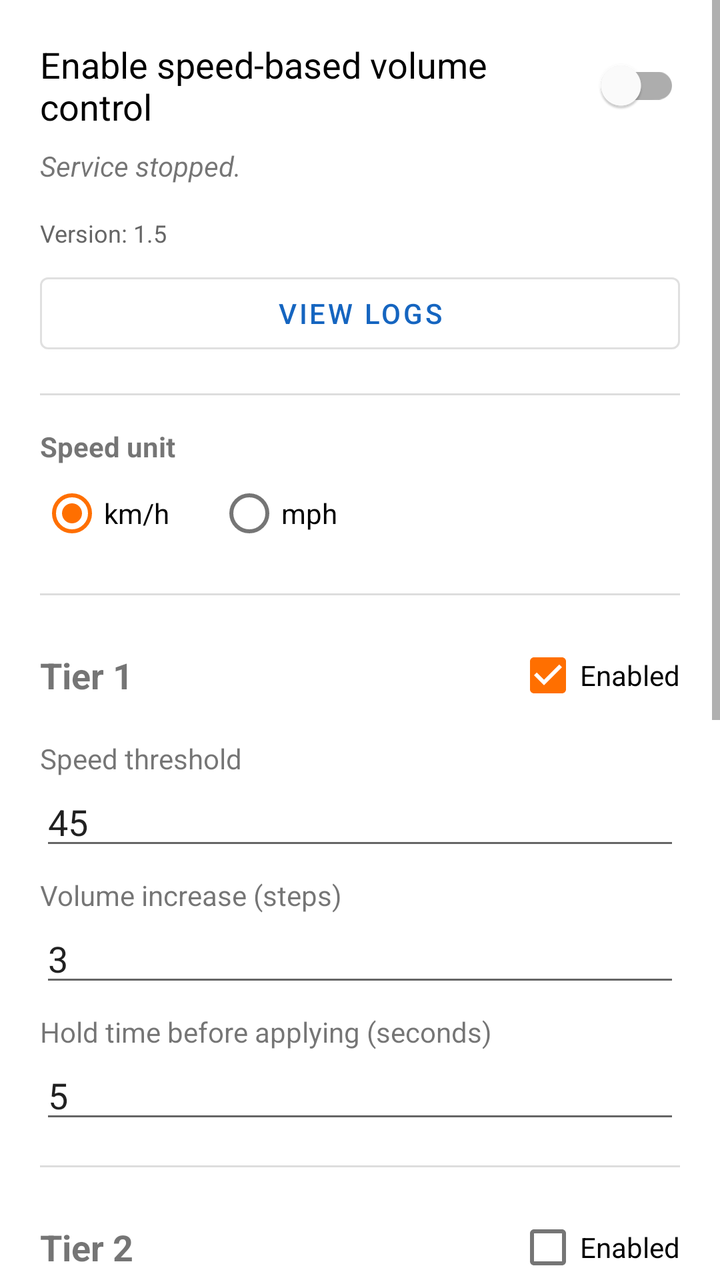
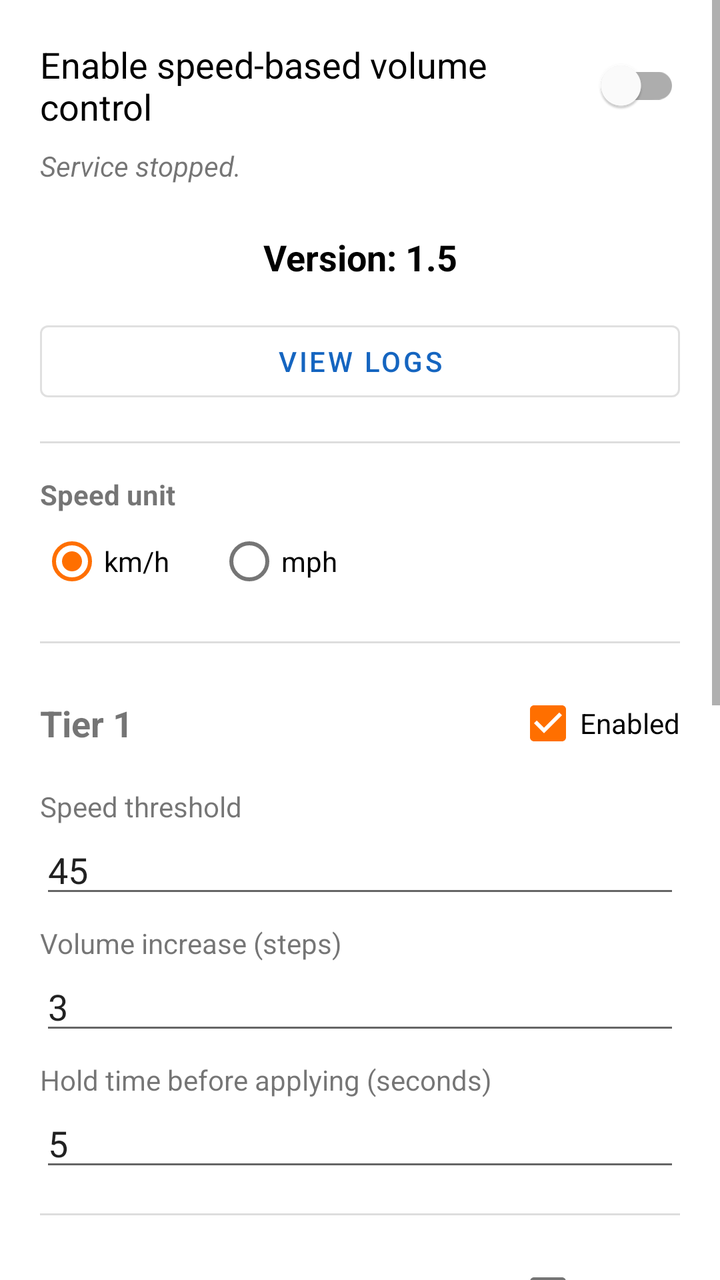

An Android layout rendered at two revisions. The XML below is the earlier revision; the diff shows what the commit changed to produce the second picture.
<!-- AndroidManifest.xml: activity theme Theme.SpeedVolume -->
<!-- res/layout/activity_main.xml -->
<?xml version="1.0" encoding="utf-8"?>
<ScrollView xmlns:android="http://schemas.android.com/apk/res/android"
    xmlns:app="http://schemas.android.com/apk/res-auto"
    android:layout_width="match_parent"
    android:layout_height="match_parent">

    <LinearLayout
        android:id="@+id/contentContainer"
        android:layout_width="match_parent"
        android:layout_height="wrap_content"
        android:orientation="vertical"
        android:paddingStart="20dp"
        android:paddingEnd="20dp"
        android:paddingTop="20dp"
        android:paddingBottom="20dp">

        <com.google.android.material.switchmaterial.SwitchMaterial
            android:id="@+id/switchMaster"
            android:layout_width="match_parent"
            android:layout_height="wrap_content"
            android:text="@string/master_switch_label"
            android:textSize="18sp"
            android:paddingBottom="4dp" />

        <TextView
            android:id="@+id/textStatus"
            android:layout_width="match_parent"
            android:layout_height="wrap_content"
            android:layout_marginTop="4dp"
            android:layout_marginBottom="16dp"
            android:text="@string/status_stopped"
            android:textStyle="italic" />

        <TextView
            android:id="@+id/textVersion"
            android:layout_width="match_parent"
            android:layout_height="wrap_content"
            android:text="@string/version_default"
            android:textSize="12sp"
            android:textColor="#666666"
            android:layout_marginBottom="8dp" />

        <Button
            android:id="@+id/buttonViewLogs"
            android:layout_width="match_parent"
            android:layout_height="wrap_content"
            android:text="@string/view_logs_button"
            style="@style/Widget.MaterialComponents.Button.OutlinedButton"
            android:layout_marginBottom="16dp" />

        <View
            android:layout_width="match_parent"
            android:layout_height="1dp"
            android:background="#DDDDDD"
            android:layout_marginBottom="16dp" />

        <TextView
            android:layout_width="wrap_content"
            android:layout_height="wrap_content"
            android:text="@string/unit_label"
            android:textStyle="bold" />

        <RadioGroup
            android:id="@+id/radioGroupUnit"
            android:layout_width="wrap_content"
            android:layout_height="wrap_content"
            android:orientation="horizontal"
            android:layout_marginBottom="16dp">

            <RadioButton
                android:id="@+id/radioKmh"
                android:layout_width="wrap_content"
                android:layout_height="wrap_content"
                android:text="@string/unit_kmh"
                android:checked="true" />

            <RadioButton
                android:id="@+id/radioMph"
                android:layout_width="wrap_content"
                android:layout_height="wrap_content"
                android:layout_marginStart="24dp"
                android:text="@string/unit_mph" />
        </RadioGroup>

        <View
            android:layout_width="match_parent"
            android:layout_height="1dp"
            android:background="#DDDDDD"
            android:layout_marginBottom="16dp" />

        
        <LinearLayout
            android:layout_width="match_parent"
            android:layout_height="wrap_content"
            android:orientation="horizontal"
            android:gravity="center_vertical">

            <TextView
                android:layout_width="0dp"
                android:layout_height="wrap_content"
                android:layout_weight="1"
                android:text="@string/tier1_title"
                android:textSize="18sp"
                android:textStyle="bold" />

            <CheckBox
                android:id="@+id/checkTier1Enabled"
                android:layout_width="wrap_content"
                android:layout_height="wrap_content"
                android:checked="true"
                android:text="@string/tier_enabled" />
        </LinearLayout>

        <TextView
            android:layout_width="match_parent"
            android:layout_height="wrap_content"
            android:layout_marginTop="8dp"
            android:text="@string/tier_speed_label" />

        <EditText
            android:id="@+id/editTier1Speed"
            android:layout_width="match_parent"
            android:layout_height="wrap_content"
            android:inputType="number"
            android:maxLength="3"
            android:text="45" />

        <TextView
            android:layout_width="match_parent"
            android:layout_height="wrap_content"
            android:layout_marginTop="8dp"
            android:text="@string/tier_increase_label" />

        <EditText
            android:id="@+id/editTier1Increase"
            android:layout_width="match_parent"
            android:layout_height="wrap_content"
            android:inputType="number"
            android:maxLength="2"
            android:text="3" />

        <TextView
            android:layout_width="match_parent"
            android:layout_height="wrap_content"
            android:layout_marginTop="8dp"
            android:text="@string/tier_dwell_label" />

        <EditText
            android:id="@+id/editTier1Dwell"
            android:layout_width="match_parent"
            android:layout_height="wrap_content"
            android:layout_marginBottom="16dp"
            android:inputType="number"
            android:maxLength="3"
            android:text="5" />

        <View
            android:layout_width="match_parent"
            android:layout_height="1dp"
            android:background="#DDDDDD"
            android:layout_marginBottom="16dp" />

        
        <LinearLayout
            android:layout_width="match_parent"
            android:layout_height="wrap_content"
            android:orientation="horizontal"
            android:gravity="center_vertical">

            <TextView
                android:layout_width="0dp"
                android:layout_height="wrap_content"
                android:layout_weight="1"
                android:text="@string/tier2_title"
                android:textSize="18sp"
                android:textStyle="bold" />

            <CheckBox
                android:id="@+id/checkTier2Enabled"
                android:layout_width="wrap_content"
                android:layout_height="wrap_content"
                android:checked="false"
                android:text="@string/tier_enabled" />
        </LinearLayout>

        <TextView
            android:layout_width="match_parent"
            android:layout_height="wrap_content"
            android:layout_marginTop="8dp"
            android:text="@string/tier_speed_label" />

        <EditText
            android:id="@+id/editTier2Speed"
            android:layout_width="match_parent"
            android:layout_height="wrap_content"
            android:inputType="number"
            android:maxLength="3"
            android:text="90" />

        <TextView
            android:layout_width="match_parent"
            android:layout_height="wrap_content"
            android:layout_marginTop="8dp"
            android:text="@string/tier_increase_label" />

        <EditText
            android:id="@+id/editTier2Increase"
            android:layout_width="match_parent"
            android:layout_height="wrap_content"
            android:inputType="number"
            android:maxLength="2"
            android:text="4" />

        <TextView
            android:layout_width="match_parent"
            android:layout_height="wrap_content"
            android:layout_marginTop="8dp"
            android:text="@string/tier_dwell_label" />

        <EditText
            android:id="@+id/editTier2Dwell"
            android:layout_width="match_parent"
            android:layout_height="wrap_content"
            android:layout_marginBottom="16dp"
            android:inputType="number"
            android:maxLength="3"
            android:text="5" />

        <View
            android:layout_width="match_parent"
            android:layout_height="1dp"
            android:background="#DDDDDD"
            android:layout_marginBottom="16dp" />

        <CheckBox
            android:id="@+id/checkStartOnBoot"
            android:layout_width="match_parent"
            android:layout_height="wrap_content"
            android:checked="true"
            android:text="@string/start_on_boot_label" />

        <Button
            android:id="@+id/buttonGrantLocation"
            android:layout_width="match_parent"
            android:layout_height="wrap_content"
            android:layout_marginTop="16dp"
            android:text="@string/grant_location_button" />

        <Button
            android:id="@+id/buttonIgnoreBattery"
            android:layout_width="match_parent"
            android:layout_height="wrap_content"
            android:layout_marginTop="8dp"
            android:text="@string/ignore_battery_button" />

        <LinearLayout
            android:layout_width="match_parent"
            android:layout_height="wrap_content"
            android:layout_marginTop="16dp"
            android:orientation="horizontal">

            <Button
                android:id="@+id/buttonCancel"
                style="@style/Widget.MaterialComponents.Button.OutlinedButton"
                android:layout_width="0dp"
                android:layout_height="wrap_content"
                android:layout_weight="1"
                android:layout_marginEnd="8dp"
                android:text="@string/cancel_button" />

            <Button
                android:id="@+id/buttonSave"
                style="@style/Widget.MaterialComponents.Button"
                android:layout_width="0dp"
                android:layout_height="wrap_content"
                android:layout_weight="1"
                android:layout_marginStart="8dp"
                android:text="@string/save_button" />
        </LinearLayout>

    </LinearLayout>
</ScrollView>
<!-- resources referenced by this layout -->
<resources>
  <string name="cancel_button">Cancel</string>
  <string name="grant_location_button">Grant location permission</string>
  <string name="ignore_battery_button">Disable battery optimization</string>
  <string name="master_switch_label">Enable speed-based volume control</string>
  <string name="save_button">Save</string>
  <string name="start_on_boot_label">Start automatically on boot</string>
  <string name="status_stopped">Service stopped.</string>
  <string name="tier1_title">Tier 1</string>
  <string name="tier2_title">Tier 2</string>
  <string name="tier_dwell_label">Hold time before applying (seconds)</string>
  <string name="tier_enabled">Enabled</string>
  <string name="tier_increase_label">Volume increase (steps)</string>
  <string name="tier_speed_label">Speed threshold</string>
  <string name="unit_kmh">km/h</string>
  <string name="unit_label">Speed unit</string>
  <string name="unit_mph">mph</string>
  <string name="version_default">Version: 1.5</string>
  <string name="view_logs_button">View Logs</string>
  <style name="Theme.SpeedVolume" parent="Theme.MaterialComponents.DayNight.NoActionBar">
          <item name="colorPrimary">@color/primary</item>
          <item name="colorPrimaryDark">@color/primary_dark</item>
          <item name="colorAccent">@color/accent</item>
      </style>
  <color name="primary">#1565C0</color>
  <color name="primary_dark">#0D47A1</color>
  <color name="accent">#FF6F00</color>
</resources>

<!-- the commit's change to res/layout/activity_main.xml (unified diff, before → after) -->
@@ -36,9 +36,12 @@
             android:layout_width="match_parent"
             android:layout_height="wrap_content"
             android:text="@string/version_default"
-            android:textSize="12sp"
-            android:textColor="#666666"
-            android:layout_marginBottom="8dp" />
+            android:textSize="18sp"
+            android:textStyle="bold"
+            android:textColor="#000000"
+            android:layout_marginTop="8dp"
+            android:layout_marginBottom="16dp"
+            android:gravity="center" />
 
         <Button
             android:id="@+id/buttonViewLogs"
